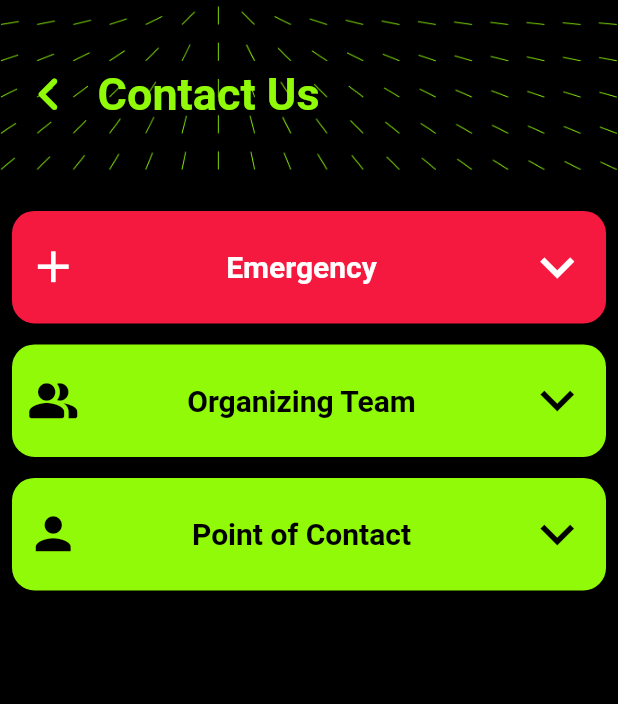
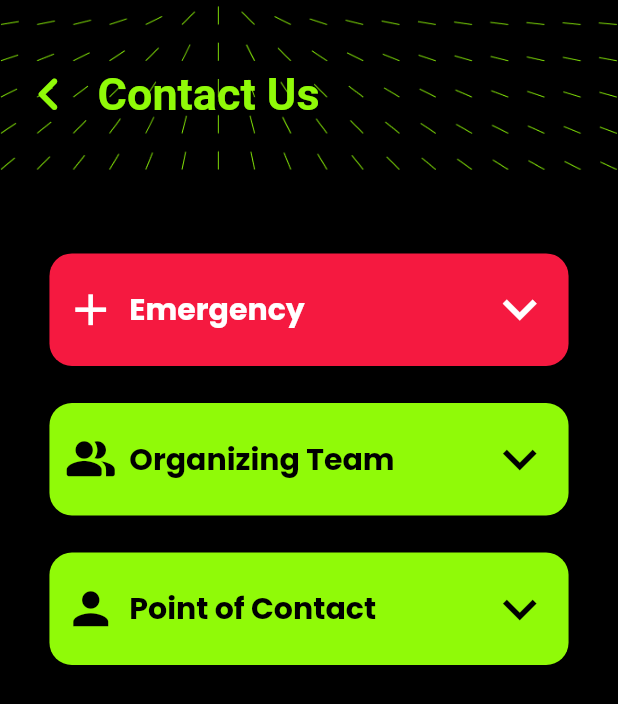
Before and after one commit to surge-snu/surge-2023-app, a Flutter app: the ContactUs screen opened directly, on a phone screen of 412 x 824 dp. Shown: the top 704 px of the screen. Run offline on Flutter 3.47's test engine with Material 2 defaults, Android fonts, the light colour scheme and no system bars; our stand-ins replace cloud_firestore, dropdown_button2, firebase_auth, firebase_core, flutter_otp_text_field, fluttertoast and 6 more; accounts and stored records are empty.

Commit message:
Contact us

```diff
--- a/lib/contact/contactus.dart
+++ b/lib/contact/contactus.dart
@@ -13,27 +13,51 @@ class ContactUs extends StatefulWidget {
 class _ContactUsState extends State<ContactUs> {
   @override
   Widget build(BuildContext context) {
+    double width = MediaQuery.of(context).size.width;
+    double height = MediaQuery.of(context).size.height;
     return Scaffold(
-      backgroundColor: Colors.black,
-      appBar: PreferredSize(
-        preferredSize: Size(MediaQuery.sizeOf(context).width,MediaQuery.sizeOf(context).height*0.15),
-        child: CustomAppBar(heading: 'Contact Us',),
-      ),
-      body: Container(
-
-        child: const Padding(
-          padding: EdgeInsets.only(left: 8.0,right: 8,top: 17),
-          child: Column(
-            mainAxisAlignment: MainAxisAlignment.start ,
-            children:[ CustomDropDown(maincolor: Color(0xffF51940),mainText: 'Emergency',mainIcon: Icons.add),
-              SizedBox(height: 14,),
-              CustomDropDown(maincolor: AppColors.primaryColor,mainText: 'Organizing Team',mainIcon: Icons.people_alt_rounded),
-              SizedBox(height: 14,),
-              CustomDropDown(maincolor: AppColors.primaryColor,mainText: 'Point of Contact',mainIcon: Icons.person),
-            ]
+        backgroundColor: Colors.black,
+        appBar: PreferredSize(
+          preferredSize: Size(MediaQuery.sizeOf(context).width,
+              MediaQuery.sizeOf(context).height * 0.15),
+          child: CustomAppBar(
+            heading: 'Contact Us',
           ),
         ),
-      )
-    );
+        body: Container(
+          child: SingleChildScrollView(
+            child: Padding(
+              padding: EdgeInsets.only(
+                  left: width * .08,
+                  right: width * .08,
+                  top: height * .03,
+                  bottom: height * .03),
+              child:
+                  Column(mainAxisAlignment: MainAxisAlignment.start, children: [
+                SizedBox(
+                  height: height * .025,
+                ),
+                CustomDropDown(
+                    maincolor: Color(0xffF51940),
+                    mainText: 'Emergency',
+                    mainIcon: Icons.add),
+                SizedBox(
+                  height: height * .03,
+                ),
+                CustomDropDown(
+                    maincolor: AppColors.primaryColor,
+                    mainText: 'Organizing Team',
+                    mainIcon: Icons.people_alt_rounded),
+                SizedBox(
+                  height: height * .03,
+                ),
+                CustomDropDown(
+                    maincolor: AppColors.primaryColor,
+                    mainText: 'Point of Contact',
+                    mainIcon: Icons.person),
+              ]),
+            ),
+          ),
+        ));
   }
 }
--- a/lib/contact/custom_button.dart
+++ b/lib/contact/custom_button.dart
@@ -1,5 +1,6 @@
 import 'package:flutter/material.dart';
 import 'package:get/get_utils/get_utils.dart';
+import 'package:google_fonts/google_fonts.dart';
 import 'package:surge_2023_app/Global%20Variables/Constants.dart';
 
 class CustomDropDown extends StatefulWidget {
@@ -21,6 +22,8 @@ class _CustomDropDownState extends State<CustomDropDown> {
   bool open = false;
   @override
   Widget build(BuildContext context) {
+    double width = MediaQuery.of(context).size.width;
+    double height = MediaQuery.of(context).size.height;
     return Center(
       child: Container(
         width: double.infinity,
@@ -58,25 +61,32 @@ class _CustomDropDownState extends State<CustomDropDown> {
                       child: Row(
                         mainAxisAlignment: MainAxisAlignment.spaceBetween,
                         children: [
+                          Row(
+                            children: [
                               Icon(
                                 widget.mainIcon,
-                            color: widget.maincolor == AppColors.primaryColor
+                                color:
+                                    widget.maincolor == AppColors.primaryColor
                                         ? Colors.black
                                         : Colors.white,
                                 size: 35,
                                 weight: 50,
                               ),
-                          //SizedBox(width: MediaQuery.sizeOf(context).width*0.03),
+                              SizedBox(
+                                  width:
+                                      MediaQuery.sizeOf(context).width * 0.02),
                               Text(
                                 widget.mainText,
-                            style: TextStyle(
+                                style: GoogleFonts.poppins(
                                     fontWeight: FontWeight.w700,
                                     fontSize: 20,
-                                color:
-                                    widget.maincolor == AppColors.primaryColor
+                                    color: widget.maincolor ==
+                                            AppColors.primaryColor
                                         ? Colors.black
                                         : Colors.white),
                                 textAlign: TextAlign.right,
+                              ),
+                            ],
                           ),
 
                           //SizedBox(width: MediaQuery.sizeOf(context).width*0.13),
@@ -94,28 +104,33 @@ class _CustomDropDownState extends State<CustomDropDown> {
                     ),
                     if (open)
                       Container(
-                        padding: EdgeInsets.only(top: 14),
+                        padding: EdgeInsets.only(
+                            top: height * 0.015,
+                            left: width * 0.1,
+                            right: width * 0.04),
                         decoration: BoxDecoration(
                           borderRadius: BorderRadius.circular(15),
                         ),
                         child: Column(
                           children: [
                             Row(
-                              mainAxisAlignment: MainAxisAlignment.center,
+                              mainAxisAlignment: MainAxisAlignment.spaceBetween,
                               children: [
                                 Text(
                                   'Ambulance Service',
-                                  style: TextStyle(
+                                  style: GoogleFonts.poppins(
                                       color: AppColors.primaryColor,
-                                      fontSize: 25,
+                                      fontSize: 18,
                                       fontWeight: FontWeight.w700),
                                 ),
                                 SizedBox(
-                                  width: 15,
+                                  width: width * 0.03,
                                 ),
                                 Container(
-                                  padding: EdgeInsets.only(left: 7, right: 7),
-                                  width: 80,
+                                  padding: EdgeInsets.only(
+                                      left: width * 0.025,
+                                      right: width * 0.025),
+                                  width: width * 0.2,
                                   decoration: BoxDecoration(
                                       color: AppColors.primaryColor,
                                       borderRadius: BorderRadius.circular(15)),
@@ -126,14 +141,14 @@ class _CustomDropDownState extends State<CustomDropDown> {
                                       Icon(
                                         Icons.call,
                                         color: Colors.black,
-                                        size: 24,
+                                        size: 20,
                                       ),
                                       Text(
                                         'Call',
-                                        style: TextStyle(
+                                        style: GoogleFonts.poppins(
                                             color: Colors.black,
                                             fontWeight: FontWeight.w700,
-                                            fontSize: 20),
+                                            fontSize: 16),
                                       )
                                     ],
                                   ),
@@ -144,21 +159,23 @@ class _CustomDropDownState extends State<CustomDropDown> {
                               height: 13,
                             ),
                             Row(
-                              mainAxisAlignment: MainAxisAlignment.center,
+                              mainAxisAlignment: MainAxisAlignment.spaceBetween,
                               children: [
                                 Text(
-                                  'Ambulance Service',
-                                  style: TextStyle(
+                                  'Security',
+                                  style: GoogleFonts.poppins(
                                       color: AppColors.primaryColor,
-                                      fontSize: 25,
+                                      fontSize: 18,
                                       fontWeight: FontWeight.w700),
                                 ),
                                 SizedBox(
-                                  width: 15,
+                                  width: width * 0.03,
                                 ),
                                 Container(
-                                  padding: EdgeInsets.only(left: 7, right: 7),
-                                  width: 80,
+                                  padding: EdgeInsets.only(
+                                      left: width * 0.025,
+                                      right: width * 0.025),
+                                  width: width * 0.2,
                                   decoration: BoxDecoration(
                                       color: AppColors.primaryColor,
                                       borderRadius: BorderRadius.circular(15)),
@@ -169,14 +186,14 @@ class _CustomDropDownState extends State<CustomDropDown> {
                                       Icon(
                                         Icons.call,
                                         color: Colors.black,
-                                        size: 24,
+                                        size: 20,
                                       ),
                                       Text(
                                         'Call',
-                                        style: TextStyle(
+                                        style: GoogleFonts.poppins(
                                             color: Colors.black,
                                             fontWeight: FontWeight.w700,
-                                            fontSize: 20),
+                                            fontSize: 16),
                                       )
                                     ],
                                   ),
@@ -187,21 +204,23 @@ class _CustomDropDownState extends State<CustomDropDown> {
                               height: 13,
                             ),
                             Row(
-                              mainAxisAlignment: MainAxisAlignment.center,
+                              mainAxisAlignment: MainAxisAlignment.spaceBetween,
                               children: [
                                 Text(
-                                  'Ambulance Service',
-                                  style: TextStyle(
+                                  'Lost & Found',
+                                  style: GoogleFonts.poppins(
                                       color: AppColors.primaryColor,
-                                      fontSize: 25,
+                                      fontSize: 18,
                                       fontWeight: FontWeight.w700),
                                 ),
                                 SizedBox(
-                                  width: 15,
+                                  width: width * 0.03,
                                 ),
                                 Container(
-                                  padding: EdgeInsets.only(left: 7, right: 7),
-                                  width: 80,
+                                  padding: EdgeInsets.only(
+                                      left: width * 0.025,
+                                      right: width * 0.025),
+                                  width: width * 0.2,
                                   decoration: BoxDecoration(
                                       color: AppColors.primaryColor,
                                       borderRadius: BorderRadius.circular(15)),
@@ -212,14 +231,14 @@ class _CustomDropDownState extends State<CustomDropDown> {
                                       Icon(
                                         Icons.call,
                                         color: Colors.black,
-                                        size: 24,
+                                        size: 20,
                                       ),
                                       Text(
                                         'Call',
-                                        style: TextStyle(
+                                        style: GoogleFonts.poppins(
                                             color: Colors.black,
                                             fontWeight: FontWeight.w700,
-                                            fontSize: 20),
+                                            fontSize: 16),
                                       )
                                     ],
                                   ),
```
Lines whose indentation alone changed are shown as unchanged.
